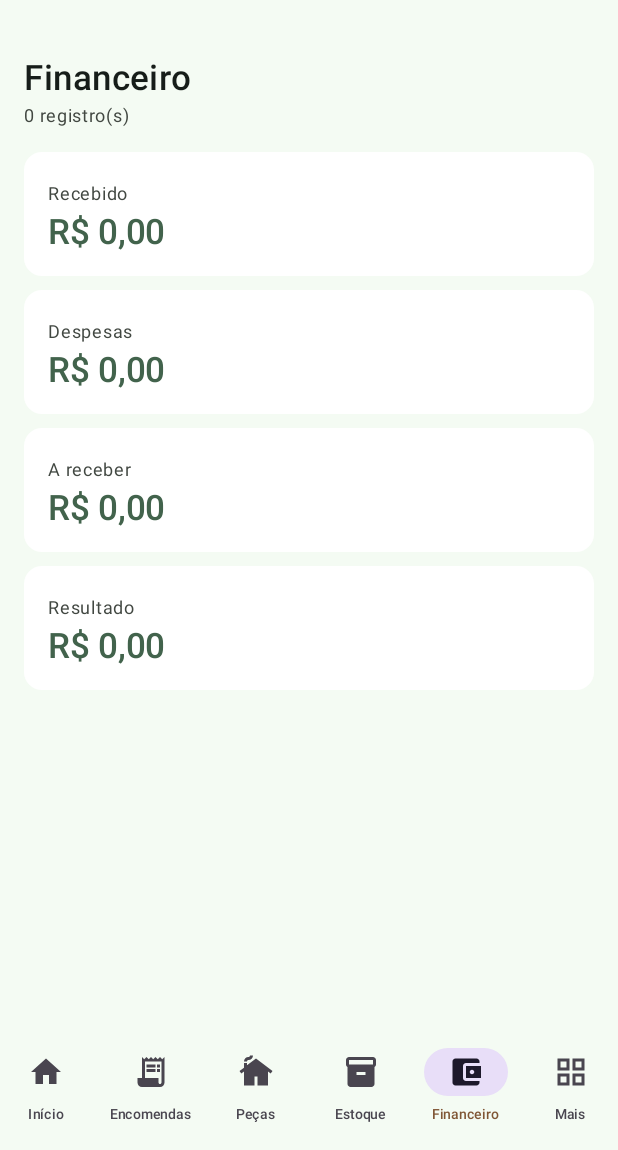
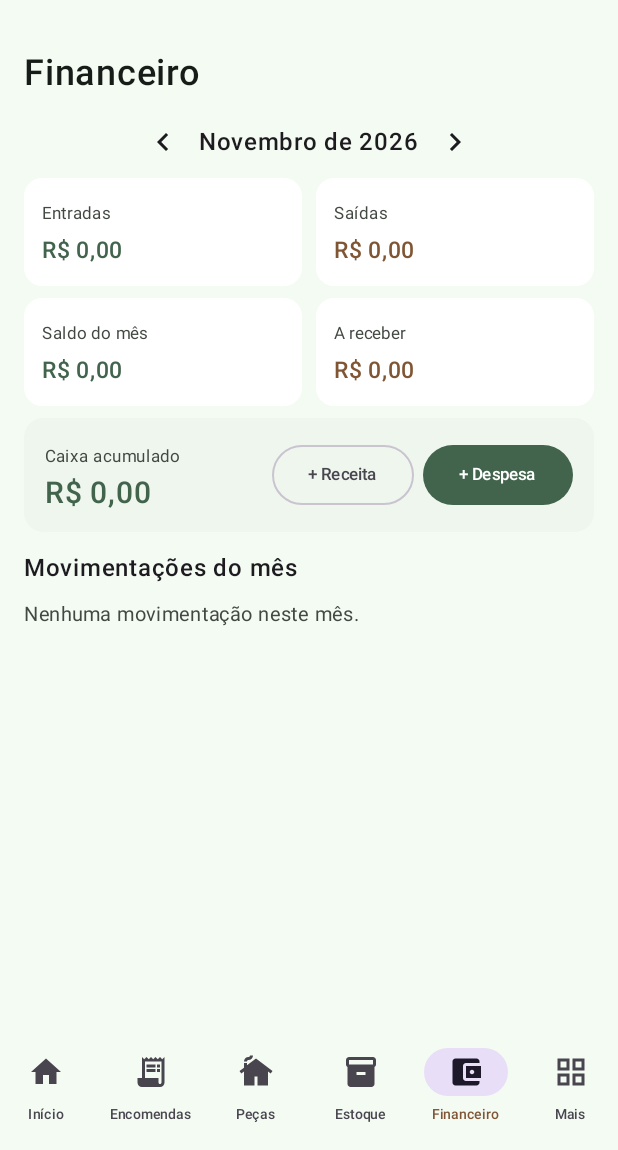
Before and after one commit to anderfc22/Ateliecroche, an Android app built with Jetpack Compose: the screen it shows after launch (MainActivity), item 5 of the bottom bar chosen, on a phone screen of 412 x 824 dp, the part 86-1236 px from its top. Run offline under Robolectric (Android 15) with nearby library versions, the phone set to English and light mode, and no system bars.

Commit message:
Connect finance dashboard and expense workflow to navigation

```diff
--- a/app/src/main/java/com/lelecroche/app/MainActivity.kt
+++ b/app/src/main/java/com/lelecroche/app/MainActivity.kt
@@ -96,10 +96,11 @@ private fun LeleCrocheApp() {
                 1 -> OrdersScreen(Modifier.padding(padding))
                 2 -> ProductsScreen(Modifier.padding(padding))
                 3 -> MaterialsScreen(Modifier.padding(padding))
-                4 -> DataScreen(AppDatabase(androidx.compose.ui.platform.LocalContext.current), "Financeiro", Modifier.padding(padding))
+                4 -> FinanceScreen(Modifier.padding(padding))
                 else -> if (moreSection == null) MoreScreen(Modifier.padding(padding)) { moreSection = it }
                     else if (moreSection == "Clientes") CustomersScreen(Modifier.padding(padding)) { moreSection = null }
                     else if (moreSection == "Produção") ProductionScreen(Modifier.padding(padding))
+                    else if (moreSection == "Despesas") FinanceScreen(Modifier.padding(padding))
                     else if (moreSection == "Compras" || moreSection == "Histórico de estoque") MaterialsScreen(Modifier.padding(padding))
                     else DataScreen(AppDatabase(androidx.compose.ui.platform.LocalContext.current), moreSection!!, Modifier.padding(padding))
             }
```
